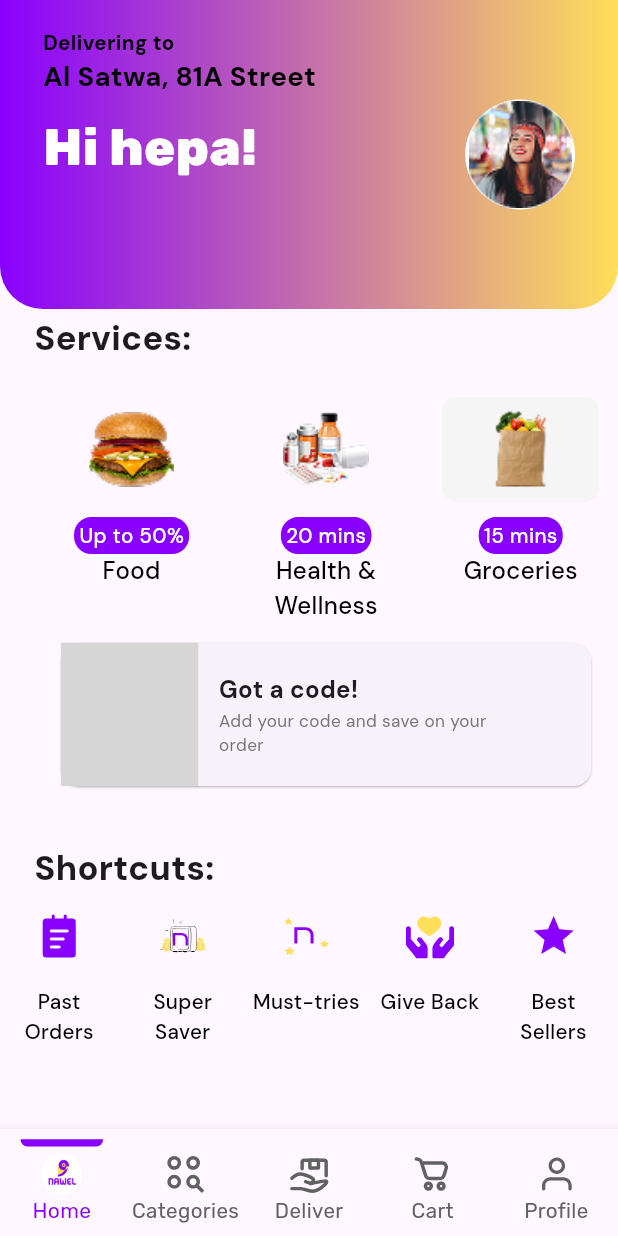
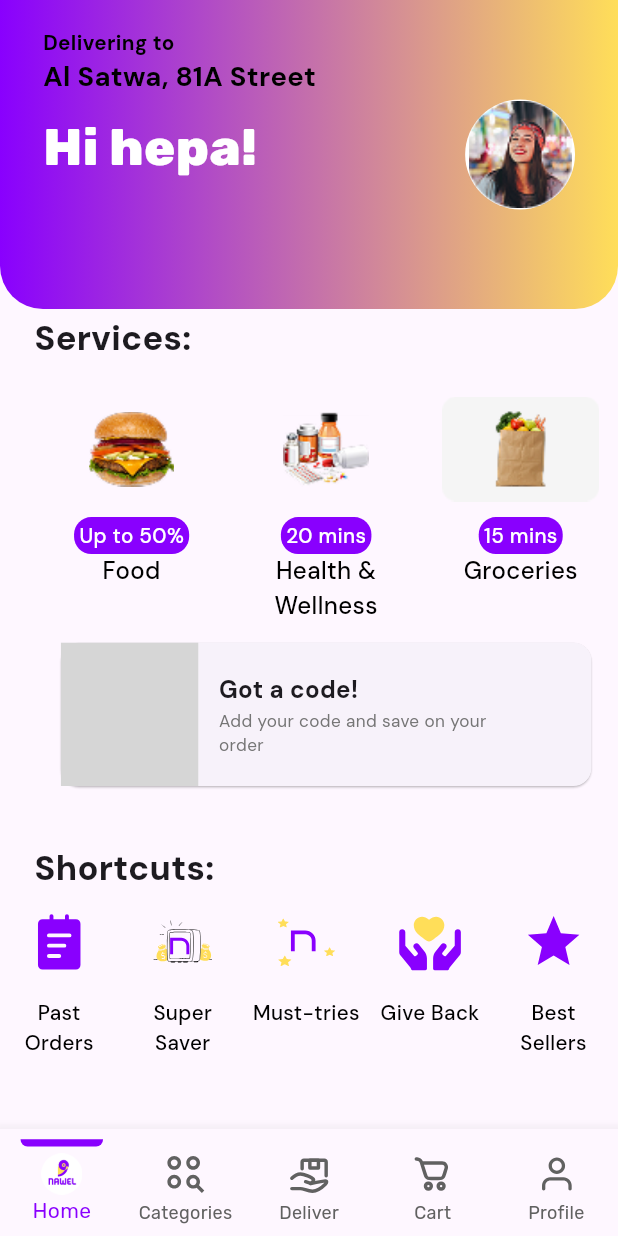
Before and after one commit to AhmedSamy02/AUVNET-Flutter-Internship-Assessment, a Flutter app: the screen it shows after launch, on a phone screen of 412 x 824 dp. Run offline on Flutter 3.47's test engine with Material 3 defaults, Android fonts, the phone set to English and light mode, and no system bars; our stand-ins replace dartz, firebase_auth, firebase_core, flutter_animate, flutter_bloc, flutter_screenutil and 5 more; accounts and stored records are empty; grey boxes are pictures that could not be loaded.

Commit message:
[🐞 BUG] Home Screen; Responsiveness issues fixed

```diff
--- a/lib/features/home/presentation/screens/home_screen.dart
+++ b/lib/features/home/presentation/screens/home_screen.dart
@@ -38,7 +38,6 @@ class _HomeScreenState extends State<HomeScreen> {
         currentIndex: _selectedIndex,
         selectedItemColor: kPrimaryColor,
         unselectedItemColor: Colors.grey[700],
-        unselectedFontSize: 12.sp,
         showUnselectedLabels: true,
         type: BottomNavigationBarType.fixed,
         onTap: (index) async{
--- a/lib/features/home/presentation/widgets/shortcut_item.dart
+++ b/lib/features/home/presentation/widgets/shortcut_item.dart
@@ -17,8 +17,8 @@ class ShortcutItem extends StatelessWidget {
           children: [
             SvgPicture.asset(
               icon,
-              width: 28.w,
-              height: 28.h,
+              width: MediaQuery.of(context).size.width * 0.1,
+              height: MediaQuery.of(context).size.width * 0.1,
             ),
             SizedBox(height: 14.h),
             Text(
--- a/lib/features/home/presentation/widgets/shortcut_widget.dart
+++ b/lib/features/home/presentation/widgets/shortcut_widget.dart
@@ -28,35 +28,25 @@ class ShortcutWidget extends StatelessWidget {
           runSpacing: 16.h,
           spacing: 3.w,
           children: [
-            Expanded(
-              child: ShortcutItem(
+            ShortcutItem(
               icon: kPastOrderSVG,
               title: 'Past Orders',
             ),
-            ),
-            Expanded(
-              child: ShortcutItem(
+            ShortcutItem(
               icon: kSuperSaverSVG,
               title: 'Super Saver',
             ),
-            ),
-            Expanded(
-              child: ShortcutItem(
+            ShortcutItem(
               icon: kMustTriesSVG,
               title: 'Must-tries',
             ),
-            ),
-            Expanded(
-              child: ShortcutItem(
+            ShortcutItem(
               icon: kGiveBackSVG,
               title: 'Give Back',
             ),
-            ),
-            Expanded(
-              child: ShortcutItem(
+            ShortcutItem(
               icon: kStarSVG,
               title: 'Best Sellers',
-              ),
             ),
           ],
         )
```
Lines whose indentation alone changed are shown as unchanged.
